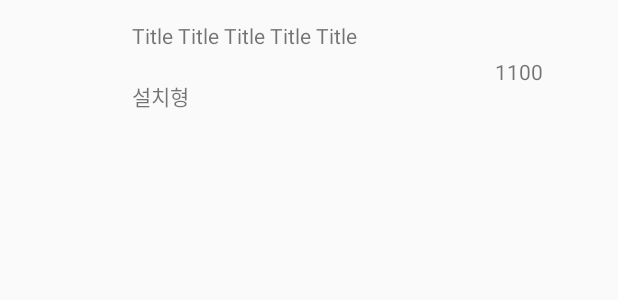
After one commit to nnnyyy/damoney, an Android app: the layout premium_item.xml on its own in the app's theme, with its tools: preview values and no code run, on a phone screen of 412 x 824 dp. The commit adds this screen. Shown: the top 300 px of the screen. Run offline under Robolectric (Android 15) with nearby library versions, the phone set to English and light mode, and no system bars.

Commit message:
고액 보상 맵 작업

```diff
--- /dev/null
+++ b/damoney/app/src/main/res/layout/premium_item.xml
@@ -0,0 +1,62 @@
+<?xml version="1.0" encoding="utf-8"?>
+<layout xmlns:android="http://schemas.android.com/apk/res/android"
+    xmlns:app="http://schemas.android.com/apk/res-auto"
+    xmlns:tools="http://schemas.android.com/tools">
+
+    <data>
+        <variable
+            name="item"
+            type="com.dacom.damoney.PremiumItem" />
+    </data>
+    <LinearLayout
+        android:layout_width="match_parent"
+        android:layout_height="80dp"
+        android:gravity="center_vertical"
+        android:clipToPadding="false"
+        android:orientation="horizontal"
+        android:layout_margin="8dp"
+        >
+        <ImageView
+            android:id="@+id/iv_thumbnail"
+            android:layout_width="80dp"
+            android:layout_height="match_parent"
+            android:scaleType="fitCenter"
+            android:adjustViewBounds="true"
+            app:imgRes = "@{item.iconResId}"
+            />
+        <LinearLayout
+            android:layout_width="200dp"
+            android:layout_height="match_parent"
+            android:orientation="vertical"
+            >
+            <TextView
+                android:id="@+id/tvTitle"
+                android:layout_width="match_parent"
+                android:layout_height="32dp"
+                tools:text="Title Title Title Title Title"
+                android:text="@{item.title}"
+                android:gravity="center_vertical"
+                />
+            <LinearLayout
+                android:layout_width="match_parent"
+                android:layout_height="match_parent"
+                android:orientation="horizontal"
+                >
+                <TextView
+                    android:layout_width="match_parent"
+                    android:layout_height="match_parent"
+                    tools:text="설치형"
+                    app:typeRes="@{item.type}"
+                    android:gravity="center_vertical"
+                    />
+            </LinearLayout>
+        </LinearLayout>
+        <TextView
+            android:layout_width="match_parent"
+            android:layout_height="match_parent"
+            app:pointRes="@{item.point}"
+            tools:text="1100"
+            android:gravity="center"
+            />
+    </LinearLayout>
+</layout>
```
Also changed, not shown: damoney/app/src/main/java/com/dacom/damoney/BMHomeFragment.java (+9 -0 lines), damoney/app/src/main/java/com/dacom/damoney/BMPremiumMapFragment.java (added, +66 -0 lines), damoney/app/src/main/java/com/dacom/damoney/MainActivity.java (+5 -2 lines), damoney/app/src/main/java/com/dacom/damoney/PremiumItem.java (added, +12 -0 lines), damoney/app/src/main/java/com/dacom/damoney/PremiumMapRecyclerAdapter.java (added, +93 -0 lines), damoney/app/src/main/res/layout/fragment_premiummap.xml (added, +53 -0 lines), damoney/app/src/main/res/menu/bot_nav_view_menu.xml (+10 -10 lines), damoney/app/src/main/res/drawable/premium_icon_cjone.png (added), damoney/app/src/main/res/drawable/premium_icon_coupang.png (added), damoney/app/src/main/res/drawable/premium_icon_daum.png (added), damoney/app/src/main/res/drawable/premium_icon_lotte.png (added), damoney/app/src/main/res/drawable/premium_icon_syrup.png (added).
